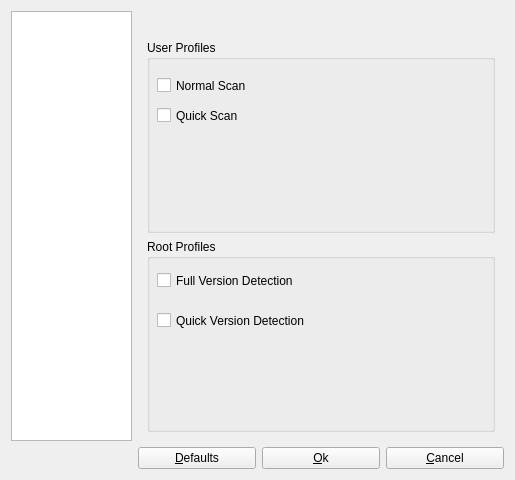
Qt form nmapsi4/preference/profilemain.ui (nmapsi4/nmapsi4) before a commit.
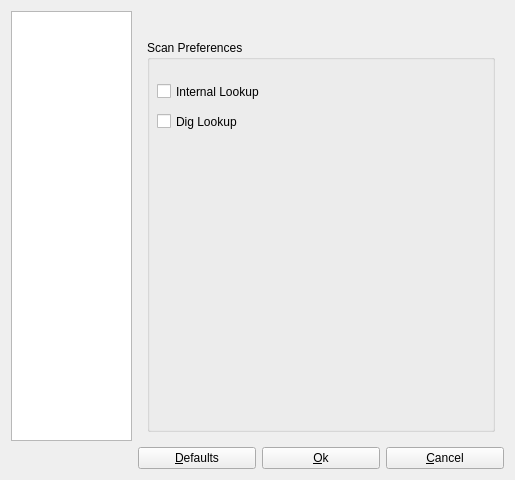
The same form after that commit. The open tabs and pages were chosen to show the change. Icons and pictures are not drawn.

Commit message: * support for lookup preference * version++

What changed in the file:
```diff
--- a/nmapsi4/preference/profilemain.ui
+++ b/nmapsi4/preference/profilemain.ui
@@ -398,6 +398,43 @@
        </item>
       </layout>
      </widget>
+     <widget class="QWidget" name="page_5">
+      <layout class="QVBoxLayout" name="verticalLayout_3">
+       <item>
+        <widget class="QGroupBox" name="groupBox">
+         <property name="title">
+          <string>Scan Preferences</string>
+         </property>
+         <widget class="QCheckBox" name="checkBoxlookup">
+          <property name="geometry">
+           <rect>
+            <x>10</x>
+            <y>40</y>
+            <width>301</width>
+            <height>23</height>
+           </rect>
+          </property>
+          <property name="text">
+           <string>Internal Lookup</string>
+          </property>
+         </widget>
+         <widget class="QCheckBox" name="checkBoxDig">
+          <property name="geometry">
+           <rect>
+            <x>10</x>
+            <y>70</y>
+            <width>351</width>
+            <height>23</height>
+           </rect>
+          </property>
+          <property name="text">
+           <string>Dig Lookup</string>
+          </property>
+         </widget>
+        </widget>
+       </item>
+      </layout>
+     </widget>
     </widget>
    </item>
    <item row="2" column="1">
```
Left out of the diff: 5 changed lines with no effect on the pictures. The commit also changes 6 other files.
